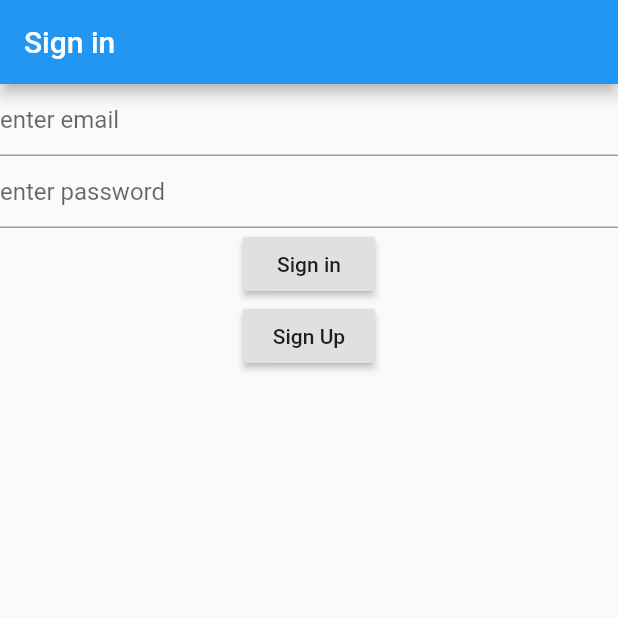
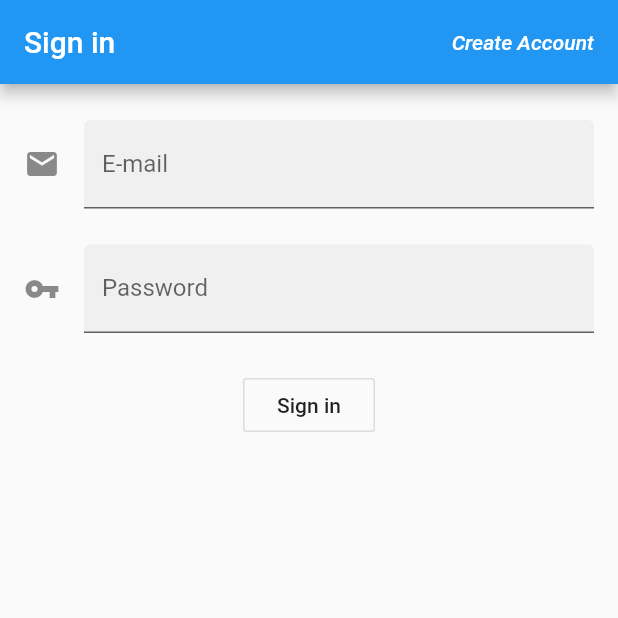
Before and after one commit to fedy97/SafeStreets-Frontend-Flutter, a Flutter app: the screen it shows after launch, on a phone screen of 412 x 824 dp, the top half of it. Run offline on Flutter 3.47's test engine with Material 2 defaults, Android fonts, the phone set to English and light mode, and no system bars; our stand-ins replace cloud_firestore, dio, firebase_auth, firebase_storage, geolocator, google_maps_flutter and 1 more; missing offline and left inert: queries; accounts and stored records are empty.

Commit message:
restyled sign in page + removed debug banner in the top right corner

```diff
--- a/safe_streets/lib/main.dart
+++ b/safe_streets/lib/main.dart
@@ -13,13 +13,13 @@ class SafeStreets extends StatelessWidget {
     return MultiProvider(
       providers: [
         Provider<FirebaseAuthService>(
-          builder: (_) => FirebaseAuthService(),
+          create: (_) => FirebaseAuthService(),
         ),
         Provider<FirebaseStorageService>(
-          builder: (_) => FirebaseStorageService(),
+          create: (_) => FirebaseStorageService(),
         )
       ],
-      child: MaterialApp(
+      child: MaterialApp(debugShowCheckedModeBanner: false,
         home: AuthManager(),
       ),
     );
--- a/safe_streets/lib/ui/sign_in_page.dart
+++ b/safe_streets/lib/ui/sign_in_page.dart
@@ -15,27 +15,65 @@ class SignInPage extends StatelessWidget {
   static final _scaffoldKey = GlobalKey<ScaffoldState>();
   static String _email = "";
   static String _password = "";
+
   Widget build(BuildContext context) {
     final auth = Provider.of<FirebaseAuthService>(context);
     return Scaffold(
         key: _scaffoldKey,
-      appBar: AppBar(title: Text('Sign in')),
-      body: Center(
+        appBar: AppBar(title: Text('Sign in'),actions: <Widget>[
+          FlatButton(
+            child: Text("Create Account",style: TextStyle(color: Colors.white,fontStyle: FontStyle.italic),),
+            onPressed: () {
+              ValueNotifier<bool> checked = ValueNotifier(false);
+              Navigator.push(
+                  context,
+                  MaterialPageRoute(
+                      builder: (context) =>
+                      ChangeNotifierProvider<ValueNotifier<bool>>.value(
+                        value: checked,
+                        child: SignUpPage(),
+                      )));
+            },
+          )
+        ],),
+        body: SingleChildScrollView(
+          padding: const EdgeInsets.symmetric(horizontal: 16.0),
           child: Column(
             children: <Widget>[
-            TextField(
-                decoration: InputDecoration(hintText: "enter email"),
-                onChanged: (currEmail) => _email = currEmail),
-            TextField(
-                decoration: InputDecoration(hintText: "enter password"),
+              SizedBox(height: 24.0),
+              TextFormField(
+                decoration: const InputDecoration(
+                  border: UnderlineInputBorder(),
+                  filled: true,
+                  icon: Icon(Icons.email),
+                  hintText: 'Your email address',
+                  labelText: 'E-mail',
+                ),
+                keyboardType: TextInputType.emailAddress,
+                onChanged: (String value) {
+                  _email = value;
+                },
+              ),
+              SizedBox(height: 24.0),
+              TextFormField(
                 obscureText: true,
-                onChanged: (currPassword) => _password = currPassword),
-            RaisedButton(
+                decoration: const InputDecoration(
+                  border: UnderlineInputBorder(),
+                  filled: true,
+                  icon: Icon(Icons.vpn_key),
+                  labelText: 'Password',
+                ),
+                onChanged: (String value) {
+                  _password = value;
+                },
+              ),
+              SizedBox(height: 24.0),
+              OutlineButton(
                 child: Text('Sign in'),
                 onPressed: () async {
                   try {
-                  FirebaseUser user =
-                      await auth.signInWithEmailAndPassword(_email, _password);
+                    FirebaseUser user = await auth.signInWithEmailAndPassword(
+                        _email, _password);
                     DocumentSnapshot map = await fetchMap(user);
                     User u = createUser(map, user);
                     Utilities.showProgress(context);
@@ -50,25 +88,16 @@ class SignInPage extends StatelessWidget {
                                   value: u,
                                   child: HomePage(),
                                 )));
-                } catch(error) {
-                  final snackBar =
-                      SnackBar(content: Text(Utilities.printError(error.toString())));
+                  } catch (error) {
+                    final snackBar = SnackBar(
+                        content: Text(Utilities.printError(error.toString())));
                     _scaffoldKey.currentState.showSnackBar(snackBar);
                   }
                 },
               ),
-            RaisedButton(
-              child: Text("Sign Up"),
-              onPressed: () {
-                ValueNotifier<bool> checked = ValueNotifier(false);
-                Navigator.push(context,
-                    MaterialPageRoute(builder: (context) => ChangeNotifierProvider<ValueNotifier<bool>>.value(value: checked,child: SignUpPage(),)));
-              },
-            )
             ],
           ),
-      ),
-    );
+        ));
   }
 
   Future<DocumentSnapshot> fetchMap(FirebaseUser user) async {
```
Also changed, not shown: safe_streets/lib/ui/view_report_citizen_page.dart (+8 -6 lines). Lines whose indentation alone changed are shown as unchanged.
